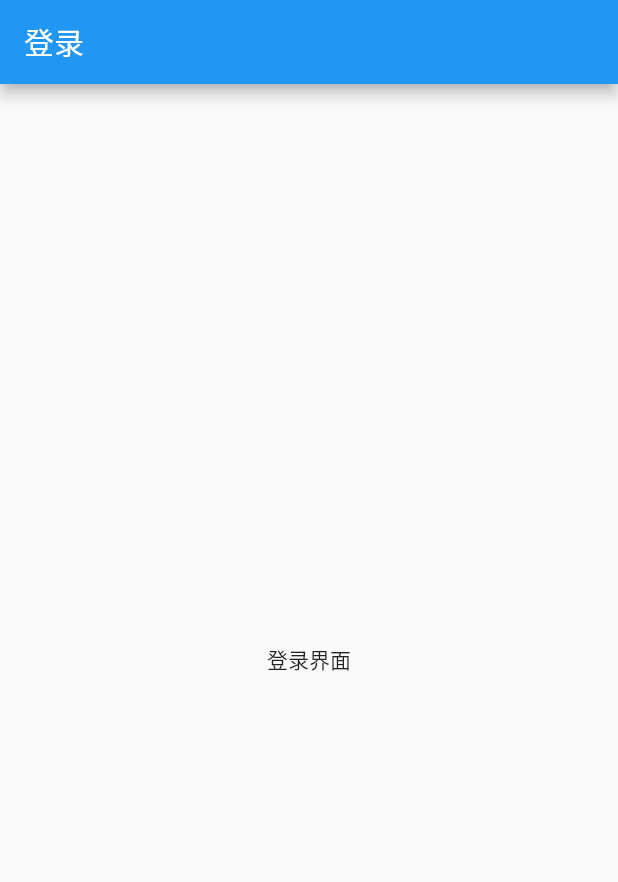
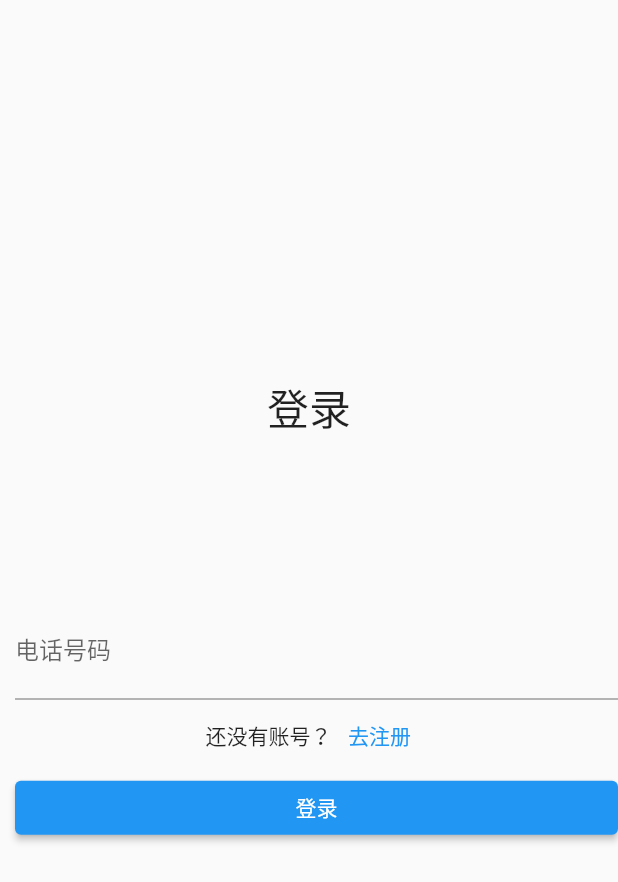
Before and after one commit to LuciferWZX/misty_chat_flutter, a Flutter app: the screen it shows after launch, on a phone screen of 412 x 824 dp. Shown: the top 882 px of the screen. Run offline on Flutter 3.47's test engine with Material 2 defaults, Android fonts, the phone set to English and light mode, and no system bars; our stand-ins replace convex_bottom_bar, flutter_keyboard_visibility, get, get_storage, pinput.

Commit message:
update login

```diff
--- /dev/null
+++ b/lib/bindings/app.binding.dart
@@ -0,0 +1,9 @@
+import 'package:get/get.dart';
+import 'package:misty_chat/controllers/app.controller.dart';
+
+class AppControllerBinding extends Bindings{
+  @override
+  void dependencies(){
+    Get.lazyPut<AppController>(() => AppController());
+  }
+}
--- a/lib/main.dart
+++ b/lib/main.dart
@@ -1,8 +1,9 @@
 import 'package:flutter/material.dart';
+import 'package:flutter_keyboard_visibility/flutter_keyboard_visibility.dart';
 import 'package:get_storage/get_storage.dart';
 import 'package:misty_chat/pages/app.dart';
 
 void main() async{
   await GetStorage.init();
-  runApp(const MyApp());
+  runApp(const KeyboardDismissOnTap(child: MyApp()));
 }
--- a/lib/middleware/router_auth.middleware.dart
+++ b/lib/middleware/router_auth.middleware.dart
@@ -1,7 +1,8 @@
 import 'package:flutter/material.dart';
 import 'package:get/get.dart';
-import 'package:get_storage/get_storage.dart';
+import 'package:misty_chat/controllers/app.controller.dart';
 import 'package:misty_chat/routes/index.dart';
+import 'package:misty_chat/utils/store.util.dart';
 import 'package:misty_chat/utils/store_key.dart';
 
 class RouterAuthMiddleware extends GetMiddleware {
@@ -11,15 +12,16 @@ class RouterAuthMiddleware extends GetMiddleware {
   RouterAuthMiddleware({required this.priority}); //重定向，当正在搜索被调用路由的页面时，将调用该函数
   @override
   RouteSettings? redirect(String? route) {
-    print("开始鉴权...");
-    GetStorage storage = GetStorage();
-    String? token = storage.read(StoreKey.token);
-    print("当前用户token:${token}");
-    print("鉴权结束...");
-    if(token==null){
-      Future.delayed(const Duration(seconds: 2), () => Get.snackbar("提示", "请先登录APP"));
-      return const RouteSettings(name: Path.login);
+    debugPrint("开始鉴权...");
+    String? token = StoreUtil.get(StoreKey.token);
+    debugPrint("当前用户token:$token");
+    debugPrint("鉴权结束...");
+    if(token!=null){
+      ///将token保存到state中
+      Get.find<AppController>().setToken(token);
+      return null;
     }
-
+    Future.delayed(const Duration(seconds: 0), () => Get.snackbar("提示", "请先登录APP"));
+    return const RouteSettings(name: Path.login);
   }
 }
--- a/lib/pages/app.dart
+++ b/lib/pages/app.dart
@@ -1,5 +1,6 @@
 import 'package:flutter/material.dart';
 import 'package:get/get.dart';
+import 'package:misty_chat/bindings/app.binding.dart';
 import 'package:misty_chat/routes/index.dart';
 
 class MyApp extends StatelessWidget {
@@ -11,7 +12,7 @@ class MyApp extends StatelessWidget {
     return GetMaterialApp(
       initialRoute: Routes.initialRoute,
       getPages: Routes.pages,
-
+      initialBinding: AppControllerBinding(),
     );
   }
 }
--- a/lib/pages/login/index.dart
+++ b/lib/pages/login/index.dart
@@ -1,4 +1,5 @@
 import 'package:flutter/material.dart';
+import 'package:misty_chat/pages/login/pinput.dart';
 
 class LoginPage extends StatefulWidget {
   const LoginPage({Key? key}) : super(key: key);
@@ -8,15 +9,145 @@ class LoginPage extends StatefulWidget {
 }
 
 class _LoginPageState extends State<LoginPage> {
+  final GlobalKey<FormState> _formKey = GlobalKey<FormState>();
+  final TextEditingController _phoneController = TextEditingController();
+  int step = 1;
+
+  @override
+  void dispose(){
+    _phoneController.dispose();
+    super.dispose();
+  }
+
   @override
   Widget build(BuildContext context) {
     return Scaffold(
-      appBar: AppBar(
-        title: Text("登录"),
-      ),
       body: Center(
-        child: Text("登录界面"),
+        child: Flex(
+          direction: Axis.vertical,
+          mainAxisAlignment: MainAxisAlignment.center,
+          children:[
+            buildTitle(),
+            const SizedBox(
+              height: 100,
+            ),
+            Padding(
+              padding: const EdgeInsets.only(top: 10,left: 10,bottom: 10),
+              child: buildForm(),
+            )
+          ],
+        ),
       ),
     );
   }
+
+  Widget buildTitle(){
+    Widget baseTitle = Container(
+      alignment: Alignment.center,
+      child: const Text("登录",style: TextStyle(
+          fontSize: 28,
+          fontWeight: FontWeight.w500
+      ),),
+    );
+    if(step == 1){
+      return baseTitle;
+    }
+    return Column(
+      children: [
+        baseTitle,
+        const SizedBox(height: 30),
+        Container(
+          alignment: Alignment.center,
+          child: const Text("输入PIN码",style: TextStyle(
+              fontSize: 28,
+              fontWeight: FontWeight.w500
+          ),),
+        ),
+        Padding(
+            padding: const EdgeInsets.only(left: 80),
+            child: Flex(direction: Axis.horizontal,
+              children: [
+                TextButton(
+            onPressed: (){},
+            child: Text(_phoneController.text,)
+        )
+              ],
+            )
+        )
+      ],
+    );
+  }
+  Widget buildForm(){
+    return Form(
+      key:_formKey,
+        child: Column(
+          children: [
+            step == 1?TextFormField(
+              autofocus: false,
+              controller: _phoneController,
+              keyboardType: TextInputType.phone,
+              decoration: const InputDecoration(
+                  labelText: "电话号码",
+                  hintText: "输入你的电话号码"
+              ),
+              validator: (value){
+                RegExp regExp = RegExp(r'^[\+]?[(]?[0-9]{3}[)]?[-\s\.]?[0-9]{3}[-\s\.]?[0-9]{4,6}$');
+                if(!regExp.hasMatch(value!)){
+                  return "电话号码不合法";
+                }
+                return null;
+              },
+            ):VerifyPinput(phoneNumber: _phoneController.text,),
+            buildAsk(),
+            step == 1 ? buildSubmitButton():Container()
+          ],
+        )
+    );
+  }
+  Widget buildAsk(){
+    return(
+      Container(
+        alignment: Alignment.center,
+        child: Flex(
+          direction: Axis.horizontal,
+          mainAxisAlignment: MainAxisAlignment.center,
+          children: [
+            Text(step == 1?"还没有账号？":"记不得你的PIN码？"),
+            TextButton(
+                onPressed: (){
+                  if(step == 1){
+                    print("点击了去注册");
+                  }else{
+                    print("点击了重置PIN码");
+                  }
+
+                },
+                child: Text(step==1?"去注册":"重置PIN码")
+            )
+          ],
+        ),
+      )
+    );
+  }
+  Widget buildSubmitButton(){
+    return Row(
+      children: [
+        Expanded(
+          child: ElevatedButton(
+              onPressed: (){
+                // 通过_formKey.currentState 获取FormState后，
+                // 调用validate()方法校验用户名密码是否合法，校验
+                // 通过后再提交数据。
+                if((_formKey.currentState as FormState).validate()){
+                  //验证通过提交数据
+                  setState(() {
+                    step = 2;
+                  });
+                }
+              },
+              child: const Text("登录"))
+      )
+      ],
+    );
+  }
 }
--- a/lib/routes/index.dart
+++ b/lib/routes/index.dart
@@ -12,16 +12,16 @@ class Routes {
   static List<GetPage> pages = [
     GetPage(
         name: Path.home,
-        page: ()=>HomePage(),
+        page: ()=>const HomePage(),
         middlewares: [
           RouterAuthMiddleware(priority: 0)
         ]
     ),
-    GetPage(name: Path.message, page: ()=>MessagePage()),
-    GetPage(name: Path.addressBook, page: ()=>AddressBookPage()),
-    GetPage(name: Path.find, page: ()=>FindPage()),
-    GetPage(name: Path.me, page: ()=>MePage()),
-    GetPage(name: Path.login, page: ()=>LoginPage())
+    GetPage(name: Path.message, page: ()=>const MessagePage()),
+    GetPage(name: Path.addressBook, page: ()=>const AddressBookPage()),
+    GetPage(name: Path.find, page: ()=>const FindPage()),
+    GetPage(name: Path.me, page: ()=>const MePage()),
+    GetPage(name: Path.login, page: ()=>const LoginPage())
   ];
 }
 class Path {
--- a/pubspec.yaml
+++ b/pubspec.yaml
@@ -20,7 +20,7 @@ publish_to: 'none' # Remove this line if you wish to publish to pub.dev
 version: 1.0.0+1
 
 environment:
-  sdk: '>=2.19.0-146.2.beta <3.0.0'
+  sdk: '>=2.18.0 <3.0.0'
 
 # Dependencies specify other packages that your package needs in order to work.
 # To automatically upgrade your package dependencies to the latest versions
@@ -39,6 +39,8 @@ dependencies:
   get: ^4.6.5
   convex_bottom_bar: ^3.1.0+1
   get_storage: ^2.0.3
+  flutter_keyboard_visibility: ^5.4.0
+  pinput: ^2.2.16
 
 dev_dependencies:
   flutter_test:
```
Also changed, not shown: lib/controllers/app.controller.dart (added, +22 -0 lines), lib/pages/login/pinput.dart (added, +89 -0 lines), lib/pages/message/index.dart (+12 -2 lines), lib/utils/router.util.dart (added, +8 -0 lines), lib/utils/store.util.dart (added, +22 -0 lines), pubspec.lock.
